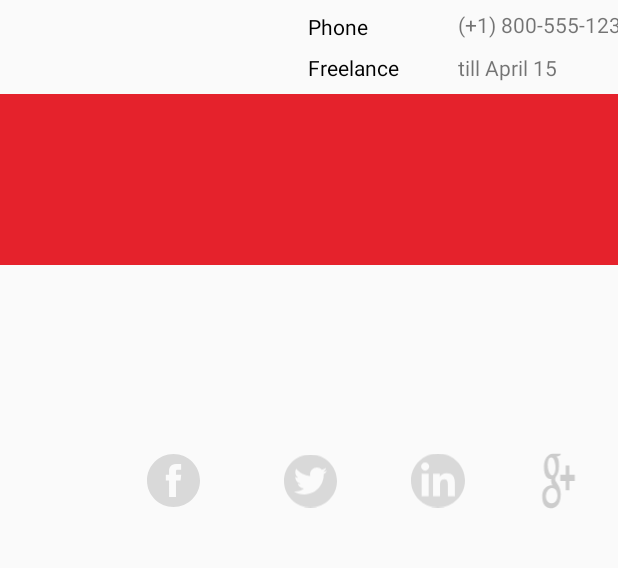
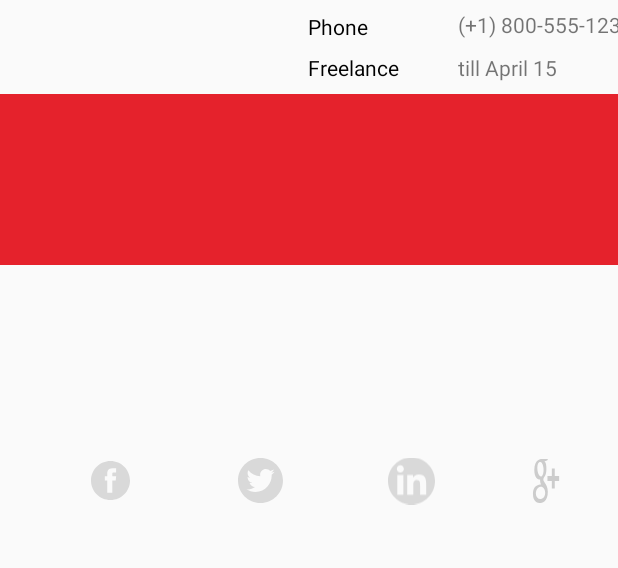
Before and after one commit to awaitingsignal/Day003ContactCard, an Android app: the screen it shows after launch (MainActivity), on a phone screen of 412 x 824 dp, the part 368-936 px from its top. Run offline under Robolectric (Android 15) with nearby library versions, the phone set to English and light mode, and no system bars.

Commit message:
project finished state commit

```diff
--- a/app/src/main/res/layout/activity_main.xml
+++ b/app/src/main/res/layout/activity_main.xml
@@ -239,54 +239,60 @@
 
     <ImageView
         android:id="@+id/imageView3"
-        android:layout_width="39dp"
-        android:layout_height="35dp"
+        android:layout_width="30dp"
+        android:layout_height="26dp"
         android:layout_marginStart="8dp"
         android:layout_marginTop="8dp"
+        android:layout_marginEnd="8dp"
         android:layout_marginBottom="8dp"
+        android:src="@drawable/ic_icon_social_facebook"
         app:layout_constraintBottom_toBottomOf="parent"
-        app:layout_constraintStart_toEndOf="@+id/textView11"
-        app:layout_constraintTop_toTopOf="@+id/textView"
-        android:src="@drawable/ic_icon_social_facebook" />
+        app:layout_constraintEnd_toStartOf="@+id/imageView2"
+        app:layout_constraintStart_toEndOf="@+id/textView17"
+        app:layout_constraintTop_toTopOf="@+id/textView" />
 
     <ImageView
         android:id="@+id/imageView4"
-        android:layout_width="35dp"
-        android:layout_height="36dp"
+        android:layout_width="30dp"
+        android:layout_height="31dp"
         android:layout_marginStart="8dp"
+        android:layout_marginEnd="8dp"
+        android:src="@drawable/ic_icon_social_twitter"
         app:layout_constraintBottom_toBottomOf="@+id/imageView3"
-        app:layout_constraintStart_toEndOf="@+id/imageView"
-        app:layout_constraintTop_toTopOf="@+id/imageView3"
-        android:src="@drawable/ic_icon_social_twitter" />
+        app:layout_constraintEnd_toStartOf="@+id/imageView5"
+        app:layout_constraintStart_toEndOf="@+id/imageView3"
+        app:layout_constraintTop_toTopOf="@+id/imageView3" />
 
     <ImageView
         android:id="@+id/imageView5"
-        android:layout_width="36dp"
-        android:layout_height="39dp"
+        android:layout_width="31dp"
+        android:layout_height="32dp"
         android:layout_marginStart="8dp"
+        android:layout_marginEnd="8dp"
         android:src="@drawable/ic_icon_social_linkedin"
         app:layout_constraintBottom_toBottomOf="@+id/imageView4"
-        app:layout_constraintStart_toEndOf="@+id/textView10"
+        app:layout_constraintEnd_toStartOf="@+id/imageView6"
+        app:layout_constraintStart_toStartOf="@+id/textView6"
         app:layout_constraintTop_toTopOf="@+id/imageView4" />
 
     <ImageView
         android:id="@+id/imageView6"
-        android:layout_width="54dp"
-        android:layout_height="41dp"
+        android:layout_width="41dp"
+        android:layout_height="33dp"
         android:layout_marginStart="8dp"
         android:layout_marginTop="8dp"
         android:layout_marginEnd="8dp"
         android:layout_marginBottom="8dp"
+        android:src="@drawable/ic_googleplus"
         app:layout_constraintBottom_toBottomOf="parent"
-        app:layout_constraintEnd_toEndOf="@+id/textView14"
-        app:layout_constraintStart_toEndOf="@+id/textView12"
-        app:layout_constraintTop_toTopOf="@+id/textView"
-        android:src="@drawable/ic_googleplus" />
+        app:layout_constraintEnd_toStartOf="@+id/imageView8"
+        app:layout_constraintStart_toEndOf="@+id/imageView2"
+        app:layout_constraintTop_toTopOf="@+id/textView" />
 
     <ImageView
         android:id="@+id/imageView8"
-        android:layout_width="45dp"
-        android:layout_height="43dp"
+        android:layout_width="38dp"
+        android:layout_height="35dp"
         android:layout_marginStart="8dp"
         app:layout_constraintBottom_toBottomOf="@+id/imageView6"
         app:layout_constraintStart_toEndOf="@+id/textView15"
@@ -295,10 +301,11 @@
 
     <ImageView
         android:id="@+id/imageView9"
-        android:layout_width="46dp"
-        android:layout_height="44dp"
+        android:layout_width="37dp"
+        android:layout_height="41dp"
         android:layout_marginStart="8dp"
         app:layout_constraintBottom_toBottomOf="@+id/imageView8"
+        app:layout_constraintEnd_toEndOf="@+id/textView4"
         app:layout_constraintStart_toEndOf="@+id/textView13"
         app:layout_constraintTop_toTopOf="@+id/imageView8"
         app:srcCompat="@drawable/ic_linked_camera_black_24dp" />
```
